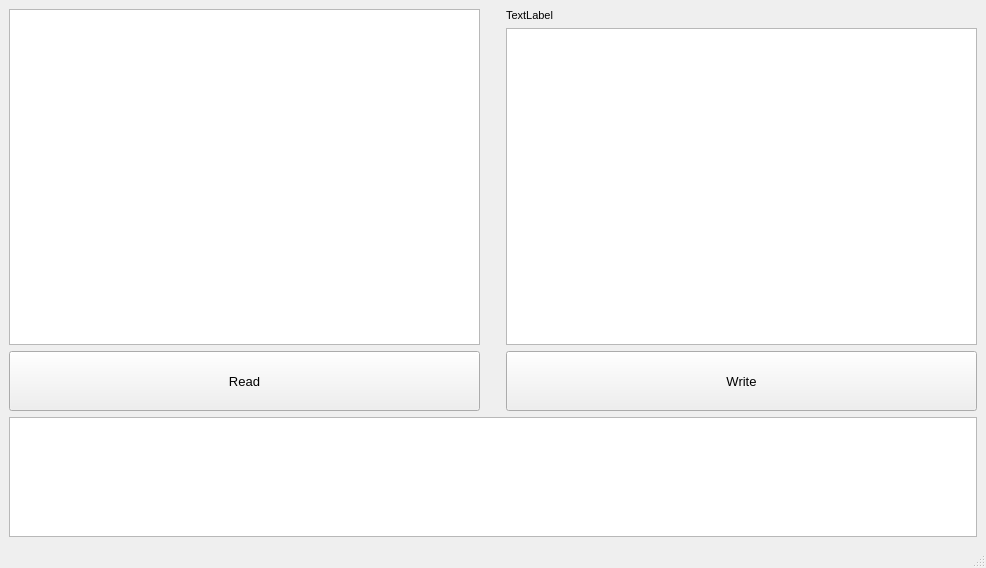
Above: mainwindow.ui from horvathzoltan/sdclone before the change. Below: the same form after it.
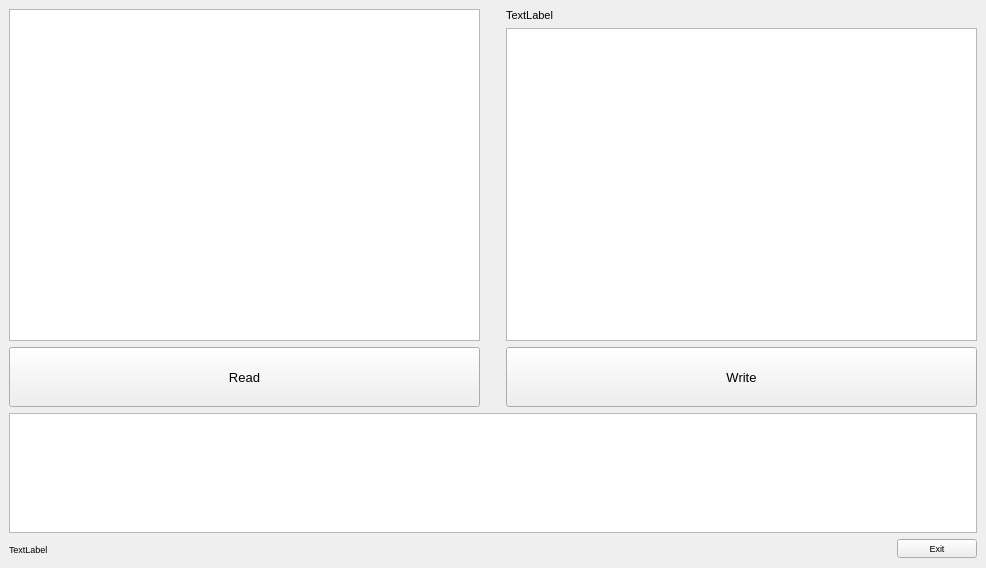
That is the form after the change.

Diff of the .ui file:
```diff
--- a/mainwindow.ui
+++ b/mainwindow.ui
@@ -124,26 +124,39 @@
       </property>
      </widget>
     </item>
+    <item>
+     <layout class="QHBoxLayout" name="horizontalLayout">
+      <item>
+       <widget class="QLabel" name="label_status">
+        <property name="text">
+         <string>TextLabel</string>
+        </property>
+       </widget>
+      </item>
+      <item>
+       <spacer name="horizontalSpacer">
+        <property name="orientation">
+         <enum>Qt::Horizontal</enum>
+        </property>
+        <property name="sizeHint" stdset="0">
+         <size>
+          <width>40</width>
+          <height>20</height>
+         </size>
+        </property>
+       </spacer>
+      </item>
+      <item>
+       <widget class="QPushButton" name="pushButton_exit">
+        <property name="text">
+         <string>Exit</string>
+        </property>
+       </widget>
+      </item>
+     </layout>
+    </item>
    </layout>
   </widget>
-  <widget class="QMenuBar" name="menubar">
-   <property name="enabled">
-    <bool>false</bool>
-   </property>
-   <property name="geometry">
-    <rect>
-     <x>0</x>
-     <y>0</y>
-     <width>986</width>
-     <height>16</height>
-    </rect>
-   </property>
-  </widget>
-  <widget class="QStatusBar" name="statusbar">
-   <property name="enabled">
-    <bool>false</bool>
-   </property>
-  </widget>
  </widget>
  <resources/>
  <connections/>
```
